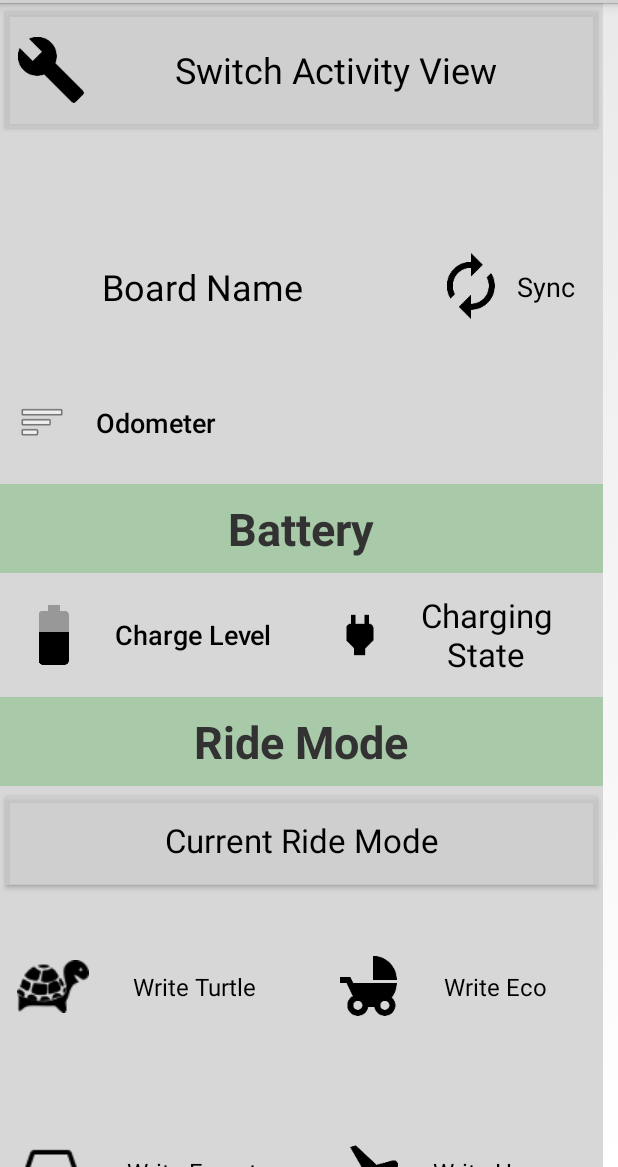
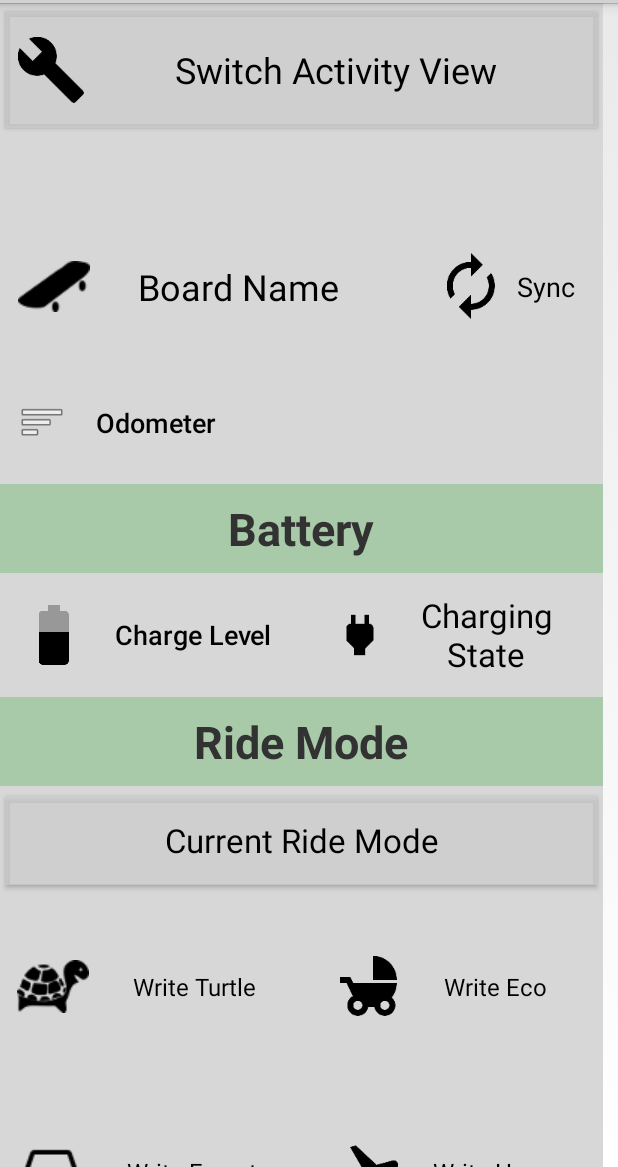
Before and after one commit to FDRs-Legs/BoostLERW, an Android app: the DeviceActivity screen opened directly, with no data from a screen before it, on a phone screen of 412 x 824 dp, the part 69-1236 px from its top. Run offline under Robolectric (Android 15) with nearby library versions, the phone set to English and light mode, and no system bars; 1 statement that could not run was skipped.

Commit message:
Cleaned up the UI

```diff
--- a/app/src/main/java/youten/redo/ble/readwrite/DeviceActivity.java
+++ b/app/src/main/java/youten/redo/ble/readwrite/DeviceActivity.java
@@ -359,6 +359,9 @@ Log.d("jkj5kl4j5","this is the value "+ batteryLevelIntValue);
           }
           else if(batteryLevelIntValue>20) {
               mReadBatteryLevelButton.setCompoundDrawablesRelativeWithIntrinsicBounds(R.drawable.ic_battery_20_black_48dp, 0, 0,0);
+
+          }else if(batteryLevelIntValue>20) {
+              mReadBatteryLevelButton.setCompoundDrawablesRelativeWithIntrinsicBounds(R.drawable.ic_battery_alert_black_48dp, 0, 0,0);
 
           }
           mReadBatteryLevelButton.setText(finalBatteryLevelStringValue);
--- a/app/src/main/res/layout/activity_device.xml
+++ b/app/src/main/res/layout/activity_device.xml
@@ -38,6 +38,7 @@
                 android:layout_height="99dp"
 
                 android:layout_marginStart="0dp"
+                android:drawableLeft="@drawable/icn_skateboardname"
                 android:text="@string/read_board_name"
                 android:textSize="24sp" />
 
```
Also changed, not shown: app/src/main/res/drawable-mdpi/ic_battery_alert_black_48dp.png (added), app/src/main/res/drawable/icn_skateboardname.png (added).
